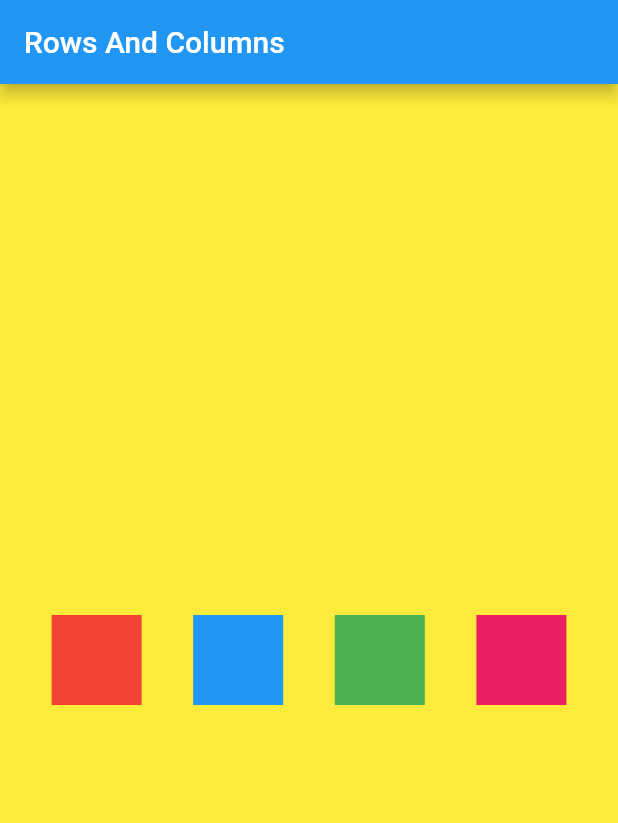
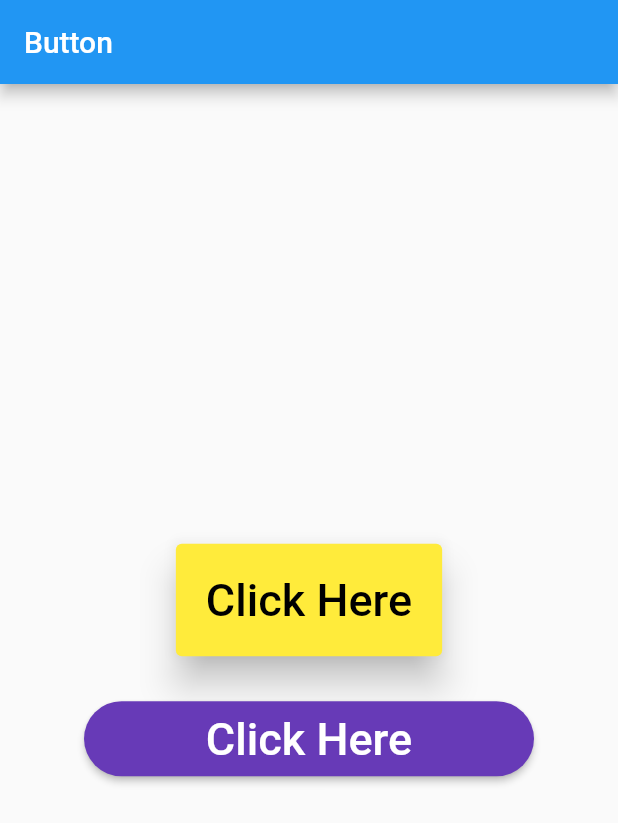
Before and after one commit to itsnehabhagat05/LearningFlutterTopics, a Flutter app: the screen it shows after launch, on a phone screen of 412 x 824 dp. Shown: the top 823 px of the screen. Run offline on Flutter 3.47's test engine with Material 2 defaults, Android fonts, the light colour scheme and no system bars.

Commit message:
Text and Elevated Buttons

```diff
--- a/lib/main.dart
+++ b/lib/main.dart
@@ -19,7 +19,7 @@ class LearnApp extends StatelessWidget {
         brightness: Brightness.light,
 
         primaryColor: Colors.deepPurple,),
-      home: RowsCols() ,
+      home:ButtonWidget() ,
 
     );
   }
--- a/lib/widgets/buttons.dart
+++ b/lib/widgets/buttons.dart
@@ -0,0 +1,55 @@
+import 'package:flutter/material.dart';
+
+class ButtonWidget extends StatelessWidget {
+  const ButtonWidget({super.key});
+
+  @override
+  Widget build(BuildContext context) {
+    return Scaffold(
+      appBar: AppBar(
+        title: Text('Button'),
+      ),
+      body: Center(
+        child: Column(
+          mainAxisAlignment: MainAxisAlignment.center,
+          children: [
+            TextButton(
+              style: ButtonStyle(
+                padding:MaterialStateProperty.all(EdgeInsets.all(20)) ,
+                elevation: MaterialStateProperty.all(10),
+                overlayColor:MaterialStateProperty.all(Colors.black) ,
+                backgroundColor: MaterialStateProperty.all(Colors.yellow)),
+              onPressed: ()  {},
+            child: Text('Click Here',
+              style:
+                TextStyle(fontSize: 30,
+                  color: Colors.black),
+              )
+            ),
+            SizedBox(height: 30,),
+            Container(
+              height: 50,
+              width: 300,
+              child: ElevatedButton(
+                style: ButtonStyle(
+                  backgroundColor:MaterialStateProperty.all(Theme.of(context).primaryColor) ,
+                  shape: MaterialStateProperty.all(RoundedRectangleBorder(
+                    borderRadius: BorderRadius.circular(40),
+                  ))
+                ),
+                onPressed: (() {
+                  print("clicked");
+                }),
+                child:
+                 Text('Click Here',
+                style:
+                  TextStyle(fontSize: 30,
+                    color: Colors.white),
+                )
+              ),
+            ),
+          ]),
+      ),
+    );
+  }
+}
```
